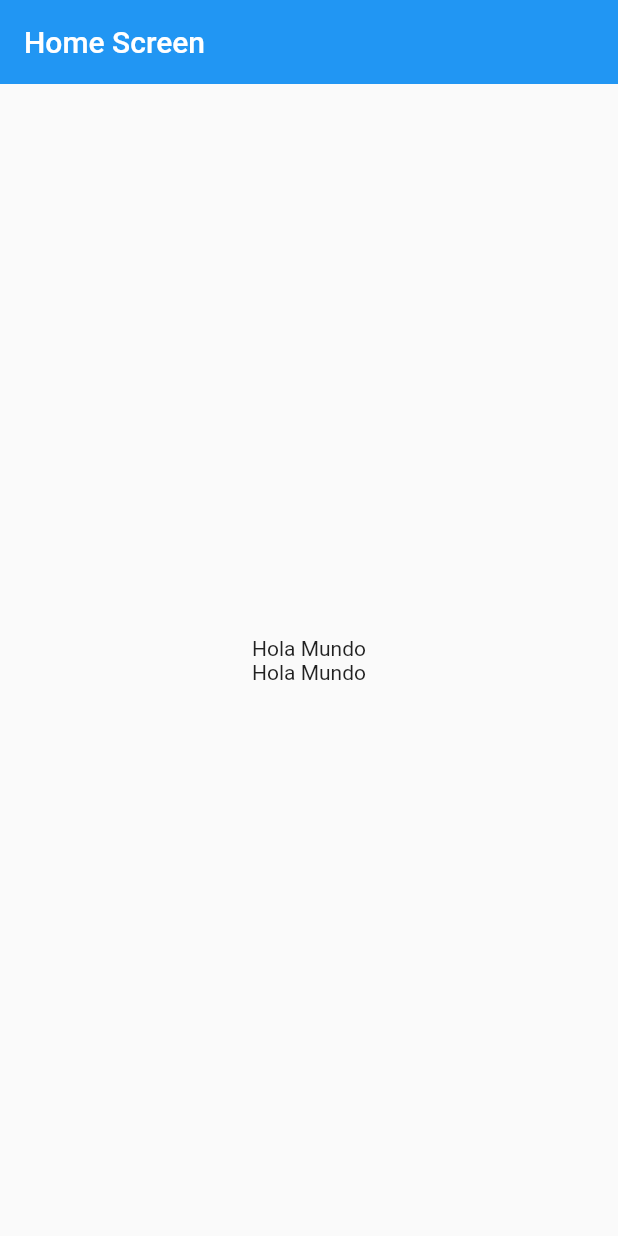
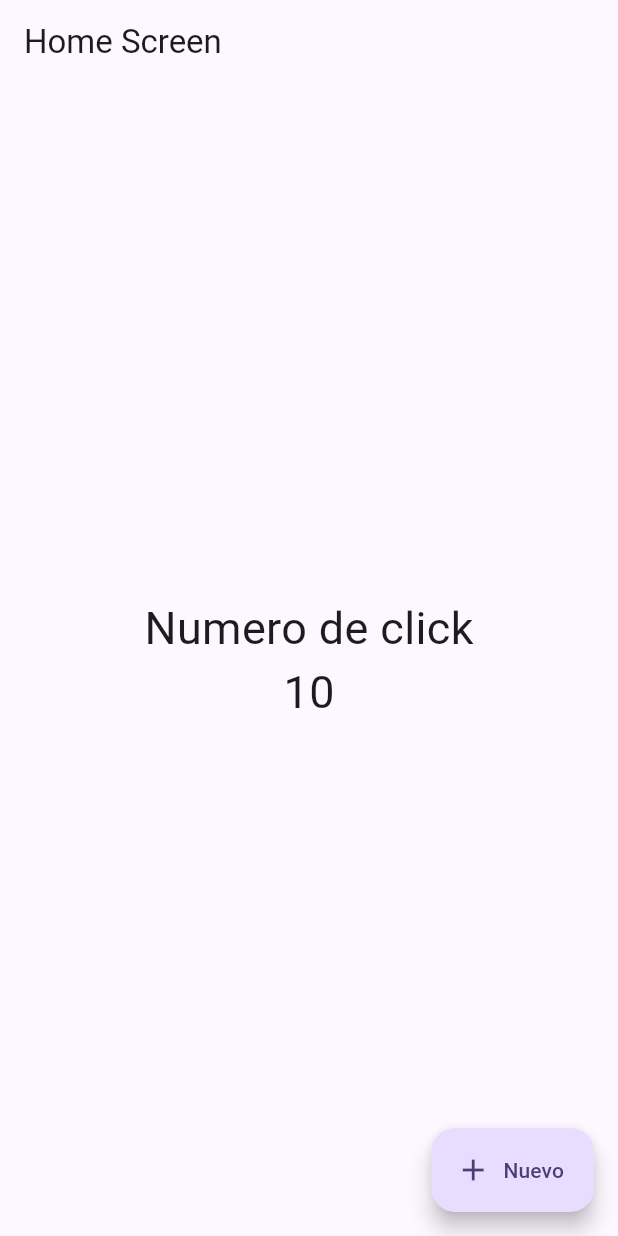
Before and after one commit to fgardila/flutter_counter_app_seccion_5, a Flutter app: the screen it shows after launch, on a phone screen of 412 x 824 dp. Run offline on Flutter 3.47's test engine with Material 2 defaults, Android fonts, the phone set to English and light mode, and no system bars; our stand-ins replace google_fonts.

Commit message:
Stateless Widget

```diff
--- a/lib/home_screen.dart
+++ b/lib/home_screen.dart
@@ -1,22 +1,43 @@
 import 'package:flutter/material.dart';
+
+import 'src/shared/extensions.dart';
 
 class HomeScreen extends StatelessWidget {
   const HomeScreen({Key? key}) : super(key: key);
 
   @override
   Widget build(BuildContext context) {
-    return  Scaffold(
+    const fontSize30 = TextStyle(fontSize: 30);
+    int counter = 10;
+
+    return Scaffold(
       appBar: AppBar(
         title: const Text("Home Screen"),
         elevation: 0,
       ),
-      body: Center(child: Column(
-        mainAxisAlignment: MainAxisAlignment.center,
-        children: const [
-          Text("Hola Mundo"),
-          Text("Hola Mundo"),
-        ],
-      )),
+      body: Center(
+        child: Column(
+          mainAxisAlignment: MainAxisAlignment.center,
+          children: [
+            const Text(
+              "Numero de click",
+              style: fontSize30,
+            ),
+            Text(
+              '$counter',
+              style: fontSize30,
+            ),
+          ],
+        ),
+      ),
+      floatingActionButton: FloatingActionButton.extended(
+        icon: const Icon(Icons.add),
+        onPressed: () {
+          print("Hola mundo");
+          counter++;
+        },
+        label: const Text("Nuevo"),
+      ),
     );
   }
 }
--- a/lib/main.dart
+++ b/lib/main.dart
@@ -10,8 +10,9 @@ class MyApp extends StatelessWidget {
 
   @override
   Widget build(BuildContext context) {
-    return const MaterialApp(
-        home: HomeScreen()
+    return MaterialApp(
+      theme: ThemeData(colorSchemeSeed: const Color(0xff6750a4), useMaterial3: true),
+      home: const HomeScreen(),
     );
   }
 }
```
Also changed, not shown: 4 other files.
